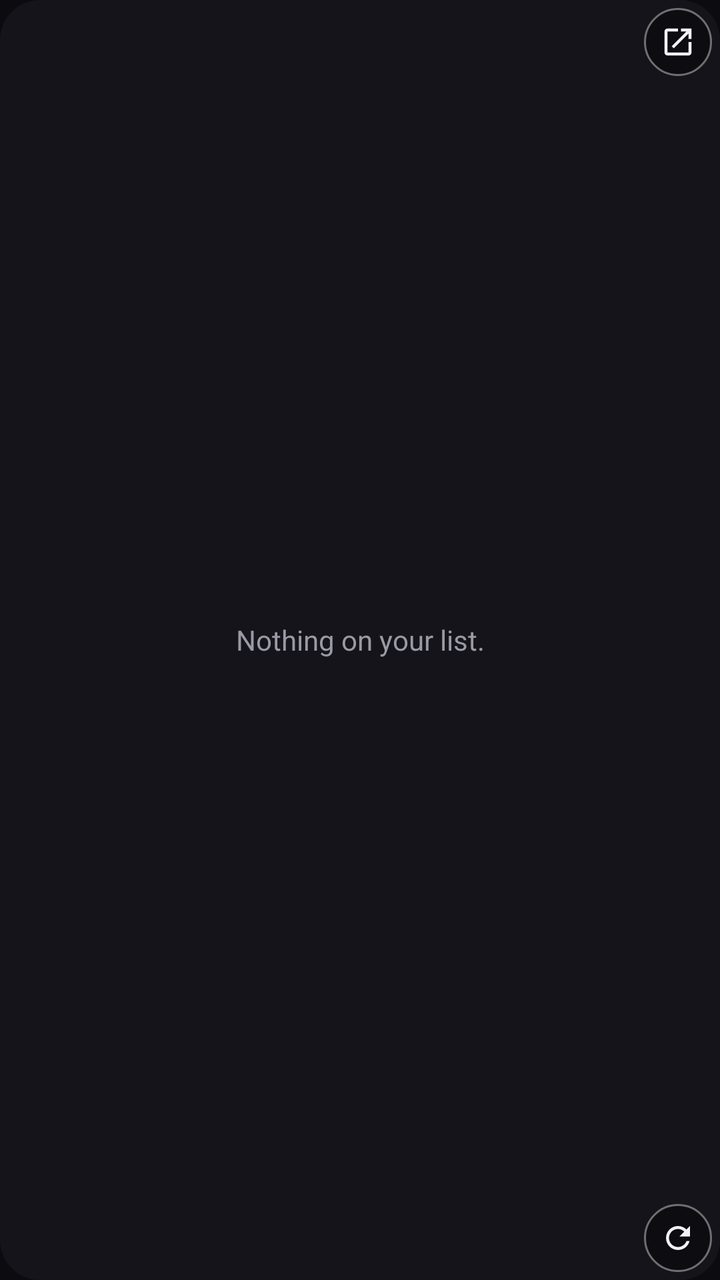
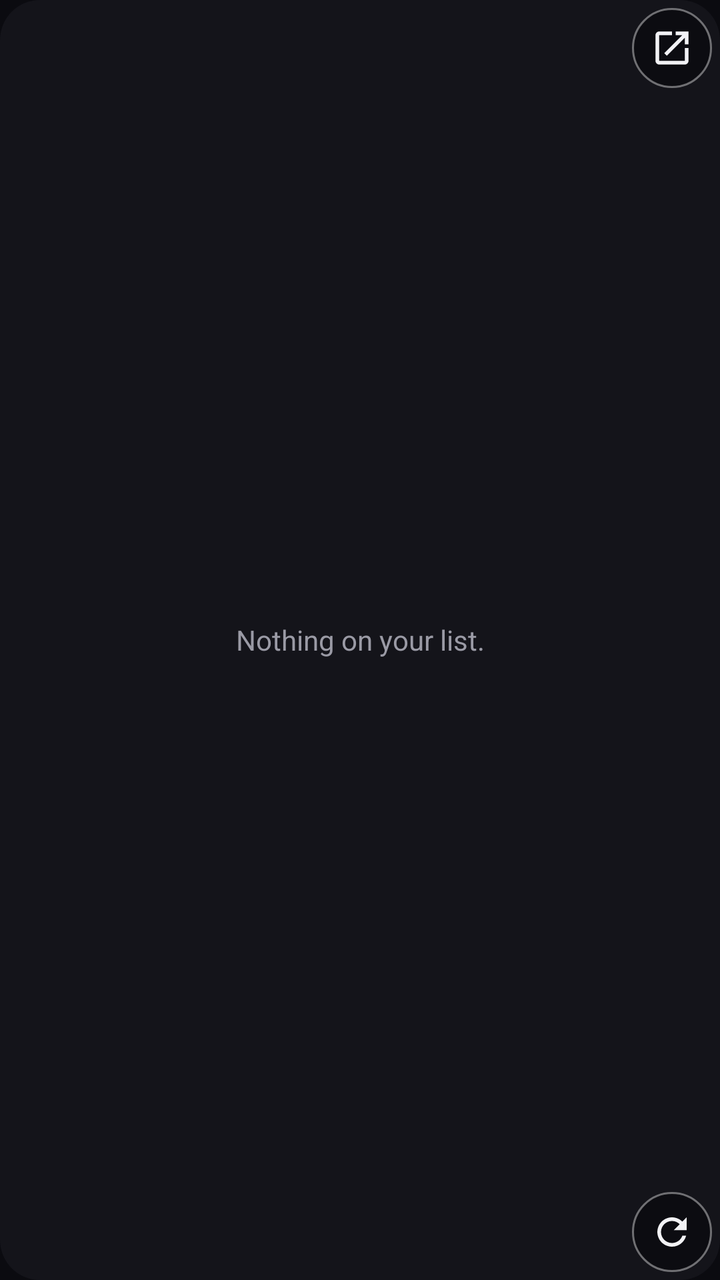

Before-and-after screenshots of an Android layout around one commit, followed by the original layout XML and the change that was made.
<!-- AndroidManifest.xml: application theme Theme.TurboKeep -->
<!-- res/layout/widget_tasks.xml -->
<?xml version="1.0" encoding="utf-8"?>
<FrameLayout xmlns:android="http://schemas.android.com/apk/res/android"
    android:layout_width="match_parent"
    android:layout_height="match_parent"
    android:background="@drawable/widget_bg">

    
    <FrameLayout
        android:id="@+id/list_area"
        android:layout_width="match_parent"
        android:layout_height="match_parent">

        <ListView
            android:id="@+id/list"
            android:layout_width="match_parent"
            android:layout_height="match_parent"
            android:clipToPadding="false"
            android:divider="@null"
            android:dividerHeight="0dp"
            android:paddingStart="4dp"
            android:paddingTop="4dp"
            android:paddingEnd="4dp"
            android:paddingBottom="4dp"
            android:scrollbars="none" />

        <TextView
            android:id="@+id/empty"
            android:layout_width="match_parent"
            android:layout_height="match_parent"
            android:gravity="center"
            android:padding="24dp"
            android:text="Nothing on your list."
            android:textColor="@color/widget_muted"
            android:textSize="14sp" />

        
        <ImageView
            android:id="@+id/open"
            android:layout_width="34dp"
            android:layout_height="34dp"
            android:layout_gravity="top|end"
            android:layout_margin="4dp"
            android:background="@drawable/widget_fab_bg"
            android:contentDescription="Open"
            android:padding="8dp"
            android:src="@drawable/ic_w_open" />

        
        <ImageView
            android:id="@+id/refresh"
            android:layout_width="34dp"
            android:layout_height="34dp"
            android:layout_gravity="bottom|end"
            android:layout_margin="4dp"
            android:background="@drawable/widget_fab_bg"
            android:contentDescription="Refresh"
            android:padding="8dp"
            android:src="@drawable/ic_w_refresh" />

        <ProgressBar
            android:id="@+id/refresh_spin"
            style="?android:attr/progressBarStyleSmall"
            android:layout_width="34dp"
            android:layout_height="34dp"
            android:layout_gravity="bottom|end"
            android:layout_margin="4dp"
            android:background="@drawable/widget_fab_bg"
            android:indeterminate="true"
            android:indeterminateTint="@color/widget_accent"
            android:padding="7dp"
            android:visibility="gone" />
    </FrameLayout>

    
    <FrameLayout
        android:id="@+id/detail_area"
        android:layout_width="match_parent"
        android:layout_height="match_parent"
        android:visibility="gone">

        <LinearLayout
            android:id="@+id/detail_text"
            android:layout_width="match_parent"
            android:layout_height="match_parent"
            android:orientation="vertical"
            android:paddingStart="14dp"
            android:paddingTop="12dp"
            android:paddingEnd="14dp"
            android:paddingBottom="12dp">

            <TextView
                android:id="@+id/detail_title"
                android:layout_width="match_parent"
                android:layout_height="wrap_content"
                android:ellipsize="end"
                android:includeFontPadding="false"
                android:maxLines="3"
                android:paddingEnd="96dp"
                android:textColor="@color/widget_text"
                android:textSize="17sp"
                android:textStyle="bold" />

            <TextView
                android:id="@+id/detail_meta"
                android:layout_width="match_parent"
                android:layout_height="wrap_content"
                android:layout_marginTop="2dp"
                android:includeFontPadding="false"
                android:textColor="@color/widget_muted"
                android:textSize="11sp" />

            <TextView
                android:id="@+id/detail_desc"
                android:layout_width="match_parent"
                android:layout_height="0dp"
                android:layout_marginTop="8dp"
                android:layout_weight="1"
                android:ellipsize="end"
                android:includeFontPadding="false"
                android:textColor="@color/widget_text"
                android:textSize="13sp" />
        </LinearLayout>

        
        <TextView
            android:id="@+id/detail_done"
            android:layout_width="wrap_content"
            android:layout_height="36dp"
            android:layout_gravity="top|end"
            android:layout_margin="8dp"
            android:background="@drawable/widget_pill"
            android:gravity="center"
            android:paddingStart="14dp"
            android:paddingEnd="14dp"
            android:text="Complete"
            android:textColor="@color/widget_btn_text"
            android:textSize="13sp"
            android:textStyle="bold" />

        <TextView
            android:id="@+id/detail_send"
            android:layout_width="wrap_content"
            android:layout_height="36dp"
            android:layout_gravity="bottom|end"
            android:layout_margin="8dp"
            android:background="@drawable/widget_pill_secondary"
            android:gravity="center"
            android:paddingStart="14dp"
            android:paddingEnd="14dp"
            android:text="Send to tags"
            android:textColor="@color/widget_text"
            android:textSize="13sp"
            android:textStyle="bold" />
    </FrameLayout>
</FrameLayout>
<!-- resources referenced by this layout -->
<resources>
  <color name="widget_accent">#FFFFB020</color>
  <color name="widget_btn_text">#FF1A1206</color>
  <color name="widget_muted">#FF9A9AA5</color>
  <color name="widget_text">#FFF2F2F5</color>
  <!-- drawable ic_w_open (drawable) -->
  <?xml version="1.0" encoding="utf-8"?>
  <vector xmlns:android="http://schemas.android.com/apk/res/android" android:width="24dp" android:height="24dp" android:viewportWidth="24" android:viewportHeight="24">
      <path android:fillColor="#FFF2F2F5" android:pathData="M19,19H5V5h7V3H5c-1.11,0 -2,0.9 -2,2v14c0,1.1 0.89,2 2,2h14c1.1,0 2,-0.9 2,-2v-7h-2v7zM14,3v2h3.59l-9.83,9.83 1.41,1.41L19,6.41V10h2V3h-7z" />
  </vector>
  <!-- drawable ic_w_refresh (drawable) -->
  <?xml version="1.0" encoding="utf-8"?>
  <vector xmlns:android="http://schemas.android.com/apk/res/android" android:width="24dp" android:height="24dp" android:viewportWidth="24" android:viewportHeight="24">
      <path android:fillColor="#FFF2F2F5" android:pathData="M17.65,6.35C16.2,4.9 14.21,4 12,4c-4.42,0 -7.99,3.58 -7.99,8s3.57,8 7.99,8c3.73,0 6.84,-2.55 7.73,-6h-2.08c-0.82,2.33 -3.04,4 -5.65,4 -3.31,0 -6,-2.69 -6,-6s2.69,-6 6,-6c1.66,0 3.14,0.69 4.22,1.78L13,11h7V4l-2.35,2.35z" />
  </vector>
  <!-- drawable widget_bg (drawable) -->
  <?xml version="1.0" encoding="utf-8"?>
  <shape xmlns:android="http://schemas.android.com/apk/res/android" android:shape="rectangle">
      <solid android:color="@color/widget_bg" />
      <corners android:radius="20dp" />
  </shape>
  <!-- drawable widget_fab_bg (drawable) -->
  <?xml version="1.0" encoding="utf-8"?>
  <shape xmlns:android="http://schemas.android.com/apk/res/android" android:shape="oval">
      <solid android:color="#CC0B0B10" />
      <stroke android:width="1dp" android:color="#66FFFFFF" />
  </shape>
  <!-- drawable widget_pill (drawable) -->
  <?xml version="1.0" encoding="utf-8"?>
  <shape xmlns:android="http://schemas.android.com/apk/res/android" android:shape="rectangle">
      <solid android:color="@color/widget_accent" />
      <corners android:radius="18dp" />
  </shape>
  <!-- drawable widget_pill_secondary (drawable) -->
  <?xml version="1.0" encoding="utf-8"?>
  <shape xmlns:android="http://schemas.android.com/apk/res/android" android:shape="rectangle">
      <solid android:color="#E61D1D25" />
      <stroke android:width="1dp" android:color="#88FFFFFF" />
      <corners android:radius="18dp" />
  </shape>
  <style name="Theme.TurboKeep" parent="Theme.AppCompat.DayNight.NoActionBar">
          <item name="android:windowBackground">@color/keep_bg</item>
          <item name="android:statusBarColor">@android:color/transparent</item>
          <item name="android:navigationBarColor">@android:color/transparent</item>
      </style>
  <color name="widget_bg">#EE15151B</color>
  <color name="keep_bg">#FF0B0B10</color>
</resources>

<!-- the commit's change to res/layout/widget_tasks.xml (unified diff, before → after) -->
@@ -36,38 +36,38 @@
         
         <ImageView
             android:id="@+id/open"
-            android:layout_width="34dp"
-            android:layout_height="34dp"
+            android:layout_width="40dp"
+            android:layout_height="40dp"
             android:layout_gravity="top|end"
             android:layout_margin="4dp"
             android:background="@drawable/widget_fab_bg"
             android:contentDescription="Open"
-            android:padding="8dp"
+            android:padding="9dp"
             android:src="@drawable/ic_w_open" />
 
         
         <ImageView
             android:id="@+id/refresh"
-            android:layout_width="34dp"
-            android:layout_height="34dp"
+            android:layout_width="40dp"
+            android:layout_height="40dp"
             android:layout_gravity="bottom|end"
             android:layout_margin="4dp"
             android:background="@drawable/widget_fab_bg"
             android:contentDescription="Refresh"
-            android:padding="8dp"
+            android:padding="9dp"
             android:src="@drawable/ic_w_refresh" />
 
         <ProgressBar
             android:id="@+id/refresh_spin"
             style="?android:attr/progressBarStyleSmall"
-            android:layout_width="34dp"
-            android:layout_height="34dp"
+            android:layout_width="40dp"
+            android:layout_height="40dp"
             android:layout_gravity="bottom|end"
             android:layout_margin="4dp"
             android:background="@drawable/widget_fab_bg"
             android:indeterminate="true"
             android:indeterminateTint="@color/widget_accent"
-            android:padding="7dp"
+            android:padding="8dp"
             android:visibility="gone" />
     </FrameLayout>
 
@@ -132,7 +132,7 @@
             android:gravity="center"
             android:paddingStart="14dp"
             android:paddingEnd="14dp"
-            android:text="Complete"
+            android:text="Archive"
             android:textColor="@color/widget_btn_text"
             android:textSize="13sp"
             android:textStyle="bold" />
